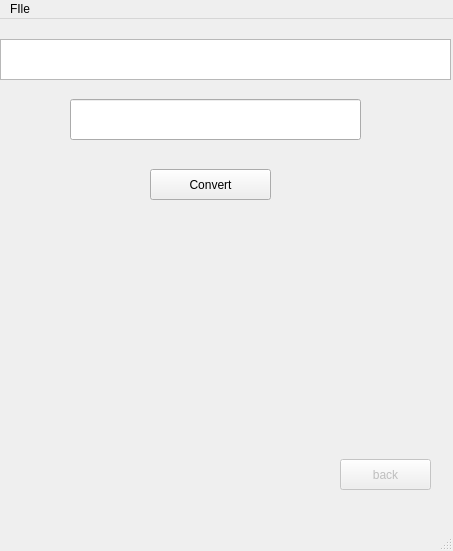
Old version of the form nameconvertormainwindow.ui in the repository talha1230/Hello_World_Calculator.
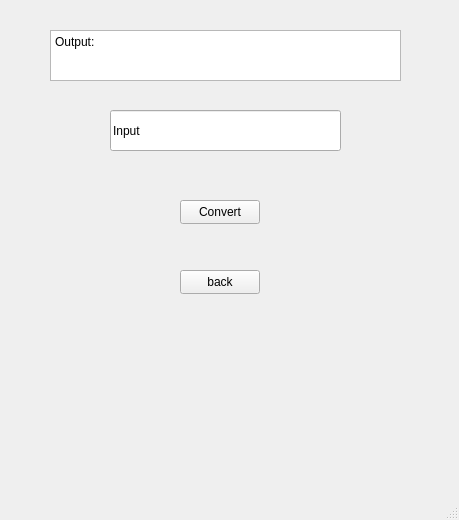
New version of the form.

```diff
--- a/nameconvertormainwindow.ui
+++ b/nameconvertormainwindow.ui
@@ -6,48 +6,21 @@
    <rect>
     <x>0</x>
     <y>0</y>
-    <width>453</width>
-    <height>551</height>
+    <width>459</width>
+    <height>520</height>
    </rect>
   </property>
-  <property name="sizePolicy">
-   <sizepolicy hsizetype="Preferred" vsizetype="Preferred">
-    <horstretch>0</horstretch>
-    <verstretch>0</verstretch>
-   </sizepolicy>
-  </property>
-  <property name="minimumSize">
-   <size>
-    <width>0</width>
-    <height>75</height>
-   </size>
-  </property>
-  <property name="maximumSize">
-   <size>
-    <width>16777215</width>
-    <height>16777215</height>
-   </size>
-  </property>
-  <property name="sizeIncrement">
-   <size>
-    <width>0</width>
-    <height>0</height>
-   </size>
-  </property>
   <property name="windowTitle">
    <string>Name to ASCII</string>
   </property>
   <widget class="QWidget" name="centralwidget">
    <widget class="QPushButton" name="convertButton">
-    <property name="enabled">
-     <bool>true</bool>
-    </property>
     <property name="geometry">
      <rect>
-      <x>150</x>
-      <y>150</y>
-      <width>121</width>
-      <height>31</height>
+      <x>180</x>
+      <y>200</y>
+      <width>80</width>
+      <height>24</height>
      </rect>
     </property>
     <property name="text">
@@ -55,69 +28,51 @@
     </property>
    </widget>
    <widget class="QPushButton" name="backButton">
-    <property name="enabled">
-     <bool>false</bool>
-    </property>
     <property name="geometry">
      <rect>
-      <x>340</x>
-      <y>440</y>
-      <width>91</width>
-      <height>31</height>
+      <x>180</x>
+      <y>270</y>
+      <width>80</width>
+      <height>24</height>
      </rect>
     </property>
     <property name="text">
      <string>back</string>
     </property>
    </widget>
+   <widget class="QPlainTextEdit" name="label_ASCIIResult">
+    <property name="geometry">
+     <rect>
+      <x>50</x>
+      <y>30</y>
+      <width>351</width>
+      <height>51</height>
+     </rect>
+    </property>
+    <property name="verticalScrollBarPolicy">
+     <enum>Qt::ScrollBarAlwaysOff</enum>
+    </property>
+    <property name="horizontalScrollBarPolicy">
+     <enum>Qt::ScrollBarAlwaysOff</enum>
+    </property>
+    <property name="readOnly">
+     <bool>true</bool>
+    </property>
+    <property name="plainText">
+     <string>Output:</string>
+    </property>
+   </widget>
    <widget class="QLineEdit" name="lineEdit_name">
     <property name="geometry">
      <rect>
-      <x>70</x>
-      <y>80</y>
-      <width>291</width>
+      <x>110</x>
+      <y>110</y>
+      <width>231</width>
       <height>41</height>
      </rect>
     </property>
-    <property name="sizePolicy">
-     <sizepolicy hsizetype="Preferred" vsizetype="Fixed">
-      <horstretch>0</horstretch>
-      <verstretch>0</verstretch>
-     </sizepolicy>
-    </property>
     <property name="text">
-     <string/>
-    </property>
-   </widget>
-   <widget class="QTextEdit" name="label_ASCIIResult">
-    <property name="geometry">
-     <rect>
-      <x>0</x>
-      <y>20</y>
-      <width>451</width>
-      <height>41</height>
-     </rect>
-    </property>
-    <property name="sizePolicy">
-     <sizepolicy hsizetype="Preferred" vsizetype="Fixed">
-      <horstretch>0</horstretch>
-      <verstretch>0</verstretch>
-     </sizepolicy>
-    </property>
-    <property name="maximumSize">
-     <size>
-      <width>16777215</width>
-      <height>16777215</height>
-     </size>
-    </property>
-    <property name="mouseTracking">
-     <bool>false</bool>
-    </property>
-    <property name="acceptDrops">
-     <bool>false</bool>
-    </property>
-    <property name="tabChangesFocus">
-     <bool>true</bool>
+     <string>Input</string>
     </property>
    </widget>
   </widget>
@@ -126,23 +81,10 @@
     <rect>
      <x>0</x>
      <y>0</y>
-     <width>453</width>
-     <height>22</height>
+     <width>459</width>
+     <height>21</height>
     </rect>
    </property>
-   <widget class="QMenu" name="menuFIle">
-    <property name="title">
-     <string>FIle</string>
-    </property>
-    <widget class="QMenu" name="menuTheme">
-     <property name="title">
-      <string>Theme</string>
-     </property>
-     <addaction name="actiontheme2_png"/>
-    </widget>
-    <addaction name="menuTheme"/>
-   </widget>
-   <addaction name="menuFIle"/>
   </widget>
   <widget class="QStatusBar" name="statusbar"/>
   <action name="actiontheme2_png">
```
Left out of the diff: 7 changed lines with no effect on the pictures.
